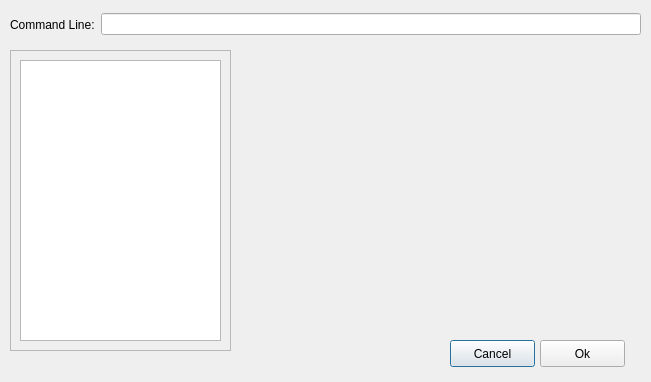
Qt form concept_net_gui/ui/settingsdialog.ui (alica-labs/aspsuite) before a commit.
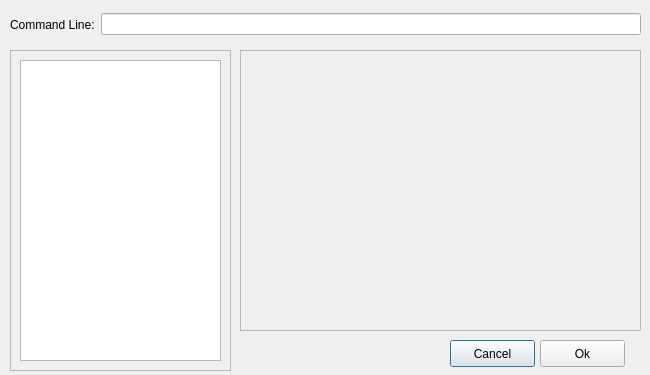
The same form after that commit.

```diff
--- a/concept_net_gui/ui/settingsdialog.ui
+++ b/concept_net_gui/ui/settingsdialog.ui
@@ -6,8 +6,8 @@
    <rect>
     <x>0</x>
     <y>0</y>
-    <width>651</width>
-    <height>382</height>
+    <width>650</width>
+    <height>375</height>
    </rect>
   </property>
   <property name="sizePolicy">
@@ -16,6 +16,18 @@
     <verstretch>0</verstretch>
    </sizepolicy>
   </property>
+  <property name="minimumSize">
+   <size>
+    <width>650</width>
+    <height>375</height>
+   </size>
+  </property>
+  <property name="maximumSize">
+   <size>
+    <width>650</width>
+    <height>375</height>
+   </size>
+  </property>
   <property name="windowTitle">
    <string>Dialog</string>
   </property>
@@ -28,7 +40,7 @@
      <x>10</x>
      <y>50</y>
      <width>221</width>
-     <height>301</height>
+     <height>321</height>
     </rect>
    </property>
    <property name="widgetResizable">
@@ -40,19 +52,19 @@
       <x>0</x>
       <y>0</y>
       <width>219</width>
-      <height>299</height>
+      <height>319</height>
      </rect>
     </property>
     <layout class="QHBoxLayout" name="horizontalLayout_2">
      <item>
-      <widget class="QListView" name="settingsListView"/>
+      <widget class="QListWidget" name="settingsListWidget"/>
      </item>
     </layout>
     <zorder>listView</zorder>
     <zorder>settingsListView</zorder>
    </widget>
   </widget>
-  <widget class="QWidget" name="">
+  <widget class="QWidget" name="layoutWidget">
    <property name="geometry">
     <rect>
      <x>10</x>
@@ -113,6 +125,38 @@
     <string>Ok</string>
    </property>
   </widget>
+  <widget class="QScrollArea" name="scrollArea">
+   <property name="geometry">
+    <rect>
+     <x>240</x>
+     <y>50</y>
+     <width>401</width>
+     <height>281</height>
+    </rect>
+   </property>
+   <property name="widgetResizable">
+    <bool>true</bool>
+   </property>
+   <widget class="QWidget" name="settingsLabelScrollArea">
+    <property name="geometry">
+     <rect>
+      <x>0</x>
+      <y>0</y>
+      <width>399</width>
+      <height>279</height>
+     </rect>
+    </property>
+    <layout class="QHBoxLayout" name="horizontalLayout_3">
+     <item>
+      <widget class="QLabel" name="settingsLabel">
+       <property name="text">
+        <string/>
+       </property>
+      </widget>
+     </item>
+    </layout>
+   </widget>
+  </widget>
  </widget>
  <resources/>
  <connections/>
```
Left out of the diff: 23 changed lines with no effect on the pictures.
